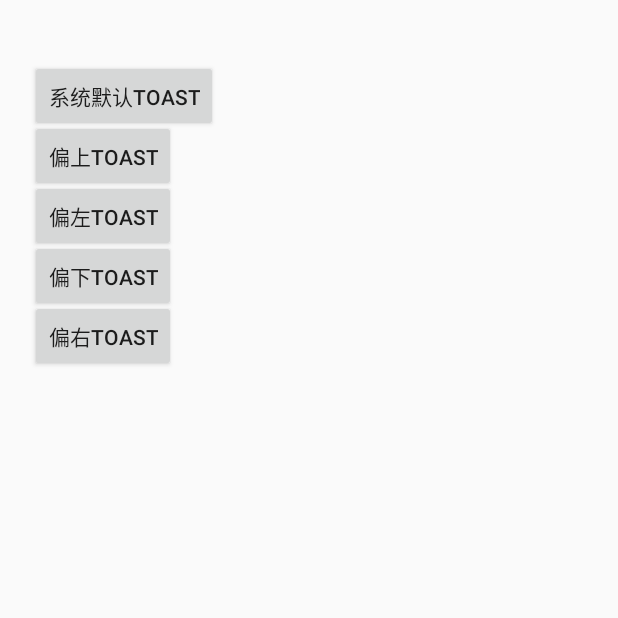
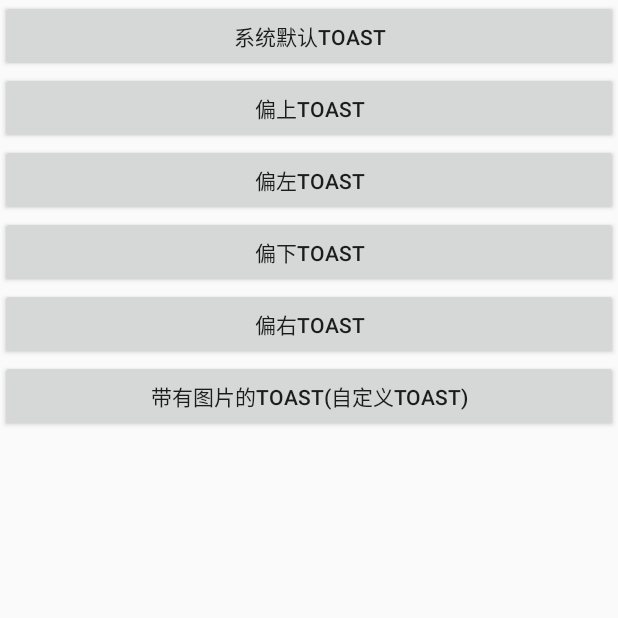
Before and after one commit to MrChenYoung/AndroidTest, an Android app: the ToastTestActivity screen opened directly, with no data from a screen before it, on a phone screen of 412 x 824 dp, the top half of it. Run offline under Robolectric (Android 15) with nearby library versions, the phone set to English and light mode, and no system bars.

Commit message:
20180904

```diff
--- a/app/src/main/java/helloworld/android/com/androidtest/ImageSwitcherActivity.java
+++ b/app/src/main/java/helloworld/android/com/androidtest/ImageSwitcherActivity.java
@@ -3,6 +3,7 @@ package helloworld.android.com.androidtest;
 import android.app.Activity;
 import android.os.Bundle;
 import android.support.annotation.Nullable;
+import android.text.TextUtils;
 import android.view.View;
 import android.view.animation.Animation;
 import android.view.animation.AnimationUtils;
@@ -14,6 +15,7 @@ import android.widget.ViewSwitcher;
 public class ImageSwitcherActivity extends Activity {
     private boolean showFirstImage = true;
     private ImageSwitcher imageSwitcher;
+
 
     @Override
     protected void onCreate(@Nullable Bundle savedInstanceState) {
--- a/app/src/main/res/layout/activity_toast.xml
+++ b/app/src/main/res/layout/activity_toast.xml
@@ -1,49 +1,48 @@
 <?xml version="1.0" encoding="utf-8"?>
-<RelativeLayout xmlns:android="http://schemas.android.com/apk/res/android"
-    android:layout_width="match_parent" android:layout_height="match_parent">
+<LinearLayout xmlns:android="http://schemas.android.com/apk/res/android"
+    android:layout_width="match_parent"
+    android:layout_height="match_parent"
+    android:orientation="vertical">
 
     <Button
         android:id="@+id/button"
-        android:layout_width="wrap_content"
+        android:layout_width="match_parent"
         android:layout_height="wrap_content"
-        android:layout_marginLeft="20dp"
-        android:layout_marginTop="40dp"
         android:text="系统默认Toast"
         android:onClick="click1"/>
 
     <Button
         android:id="@+id/button2"
-        android:layout_width="wrap_content"
+        android:layout_width="match_parent"
         android:layout_height="wrap_content"
-        android:layout_marginLeft="20dp"
-        android:layout_marginTop="80dp"
         android:text="偏上Toast"
         android:onClick="click2"/>
 
     <Button
         android:id="@+id/button3"
-        android:layout_width="wrap_content"
+        android:layout_width="match_parent"
         android:layout_height="wrap_content"
-        android:layout_marginLeft="20dp"
-        android:layout_marginTop="120dp"
         android:text="偏左Toast"
         android:onClick="click3"/>
 
     <Button
         android:id="@+id/button4"
-        android:layout_width="wrap_content"
+        android:layout_width="match_parent"
         android:layout_height="wrap_content"
-        android:layout_marginLeft="20dp"
-        android:layout_marginTop="160dp"
         android:text="偏下Toast"
         android:onClick="click4"/>
 
     <Button
         android:id="@+id/button5"
-        android:layout_width="wrap_content"
+        android:layout_width="match_parent"
         android:layout_height="wrap_content"
-        android:layout_marginLeft="20dp"
-        android:layout_marginTop="200dp"
         android:text="偏右Toast"
         android:onClick="click5"/>
-</RelativeLayout>
+
+    <Button
+        android:id="@+id/button6"
+        android:layout_width="match_parent"
+        android:layout_height="wrap_content"
+        android:text="带有图片的Toast(自定义Toast)"
+        android:onClick="click6"/>
+</LinearLayout>
```
Also changed, not shown: app/src/main/java/helloworld/android/com/androidtest/MainActivity.java (+21 -0 lines), app/src/main/java/helloworld/android/com/androidtest/ToastTestActivity.java (+13 -0 lines).
